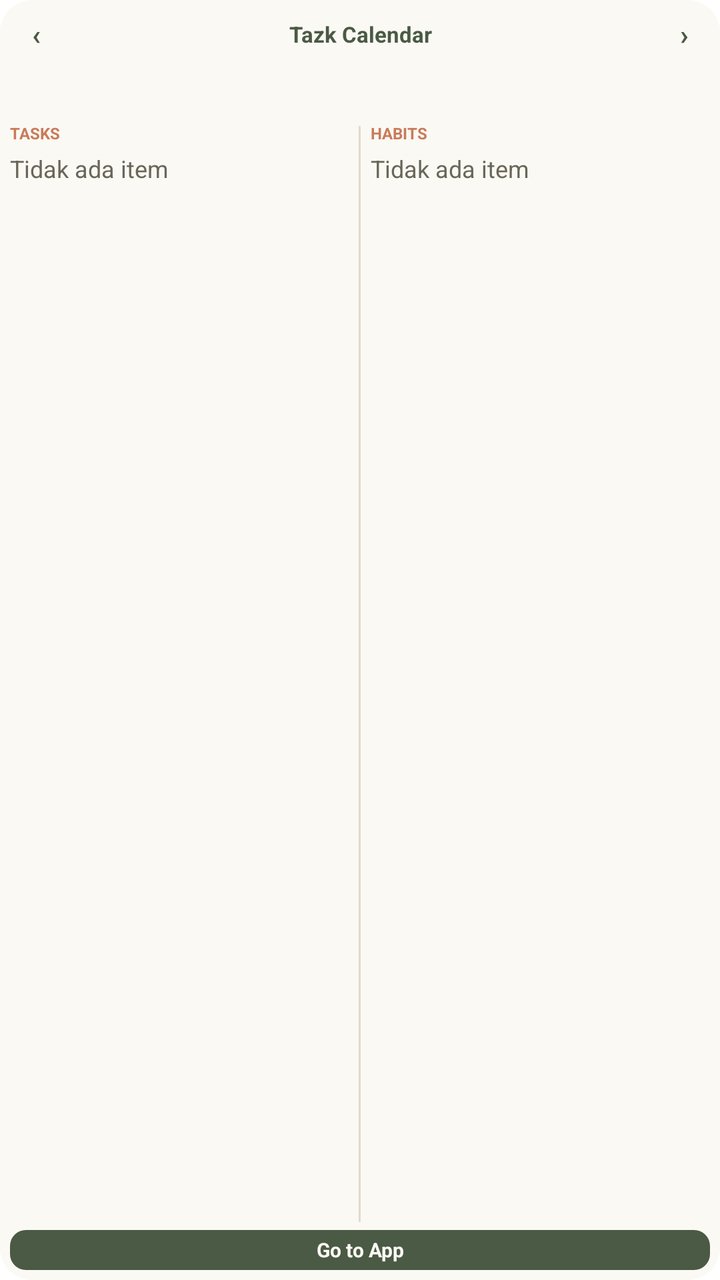
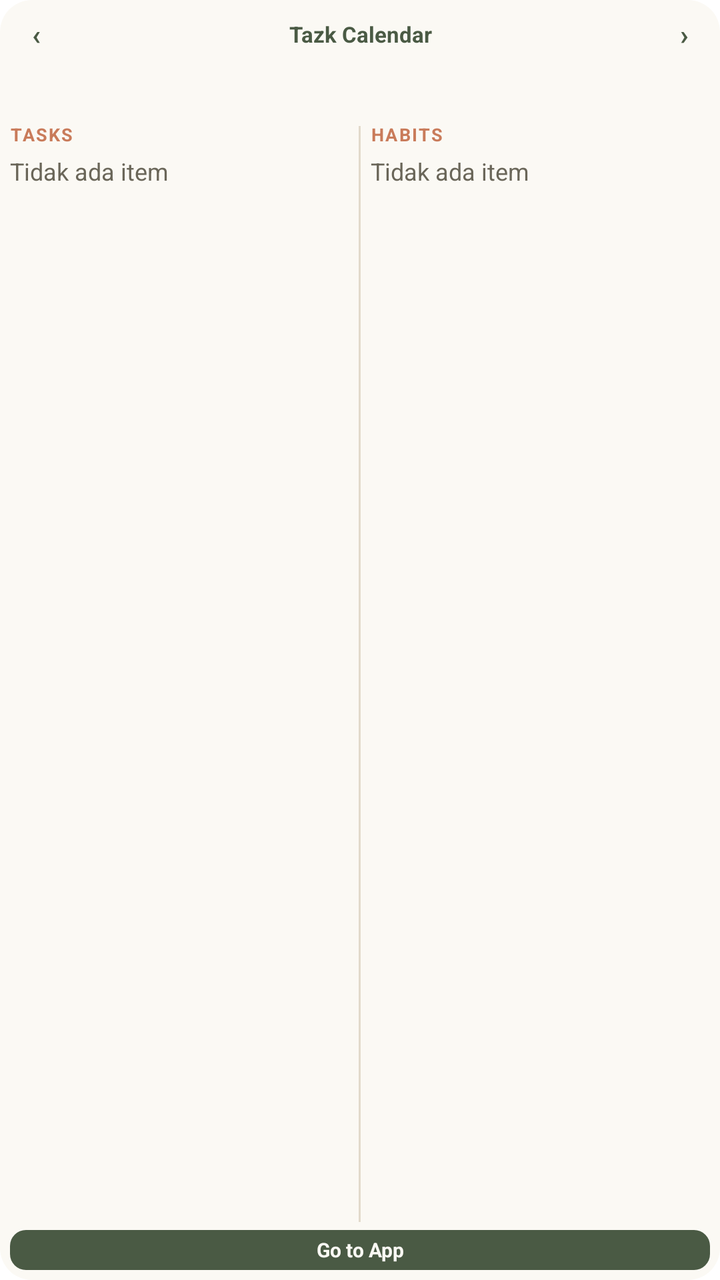

Before-and-after screenshots of an Android layout around one commit, followed by the original layout XML and the change that was made.
<!-- AndroidManifest.xml: fallback theme Theme.MaterialComponents.DayNight.NoActionBar -->
<!-- res/layout/widget_calendar_tasks_habits.xml -->
<?xml version="1.0" encoding="utf-8"?>
<LinearLayout xmlns:android="http://schemas.android.com/apk/res/android"
  android:id="@+id/calendar_widget_container"
  android:layout_width="match_parent"
  android:layout_height="match_parent"
  android:orientation="vertical"
  android:background="@drawable/widget_background"
  android:padding="5dp">

  <LinearLayout
    android:layout_width="match_parent"
    android:layout_height="24dp"
    android:orientation="horizontal"
    android:gravity="center_vertical">
    <TextView
      android:id="@+id/calendar_prev"
      android:layout_width="26dp"
      android:layout_height="20dp"
      android:gravity="center"
      android:text="&#8249;"
      android:textColor="@color/widget_primary"
      android:textSize="14sp"
      android:textStyle="bold" />
    <LinearLayout
      android:layout_width="0dp"
      android:layout_height="wrap_content"
      android:layout_weight="1"
      android:orientation="vertical">
      <TextView
        android:id="@+id/calendar_header"
        android:layout_width="match_parent"
        android:layout_height="wrap_content"
        android:gravity="center"
        android:maxLines="1"
        android:ellipsize="end"
        android:text="Tazk Calendar"
        android:textColor="@color/widget_primary"
        android:textSize="11sp"
        android:textStyle="bold" />
    </LinearLayout>
    <TextView
      android:id="@+id/calendar_next"
      android:layout_width="26dp"
      android:layout_height="20dp"
      android:gravity="center"
      android:text="&#8250;"
      android:textColor="@color/widget_primary"
      android:textSize="14sp"
      android:textStyle="bold" />
  </LinearLayout>

  <LinearLayout
    android:id="@+id/calendar_week_strip"
    android:layout_width="match_parent"
    android:layout_height="30dp"
    android:orientation="horizontal">

    <LinearLayout
      android:id="@+id/calendar_day_cell_0"
      android:layout_width="0dp"
      android:layout_height="30dp"
      android:layout_weight="1"
      android:orientation="vertical"
      android:gravity="center"
      android:background="@drawable/widget_calendar_day_clear">
      <TextView
        android:id="@+id/calendar_day_0_dow"
        android:layout_width="match_parent"
        android:layout_height="wrap_content"
        android:gravity="center"
        android:maxLines="1"
        android:textColor="@color/widget_text_muted"
        android:textSize="8sp"
        android:textStyle="bold" />
      <TextView
        android:id="@+id/calendar_day_0"
        android:layout_width="match_parent"
        android:layout_height="16dp"
        android:gravity="center"
        android:maxLines="1"
        android:textColor="@color/widget_text"
        android:textSize="12sp"
        android:textStyle="bold" />
    </LinearLayout>

    <LinearLayout
      android:id="@+id/calendar_day_cell_1"
      android:layout_width="0dp"
      android:layout_height="30dp"
      android:layout_weight="1"
      android:orientation="vertical"
      android:gravity="center"
      android:background="@drawable/widget_calendar_day_clear">
      <TextView
        android:id="@+id/calendar_day_1_dow"
        android:layout_width="match_parent"
        android:layout_height="wrap_content"
        android:gravity="center"
        android:maxLines="1"
        android:textColor="@color/widget_text_muted"
        android:textSize="8sp"
        android:textStyle="bold" />
      <TextView
        android:id="@+id/calendar_day_1"
        android:layout_width="match_parent"
        android:layout_height="16dp"
        android:gravity="center"
        android:maxLines="1"
        android:textColor="@color/widget_text"
        android:textSize="12sp"
        android:textStyle="bold" />
    </LinearLayout>

    <LinearLayout
      android:id="@+id/calendar_day_cell_2"
      android:layout_width="0dp"
      android:layout_height="30dp"
      android:layout_weight="1"
      android:orientation="vertical"
      android:gravity="center"
      android:background="@drawable/widget_calendar_day_clear">
      <TextView
        android:id="@+id/calendar_day_2_dow"
        android:layout_width="match_parent"
        android:layout_height="wrap_content"
        android:gravity="center"
        android:maxLines="1"
        android:textColor="@color/widget_text_muted"
        android:textSize="8sp"
        android:textStyle="bold" />
      <TextView
        android:id="@+id/calendar_day_2"
        android:layout_width="match_parent"
        android:layout_height="16dp"
        android:gravity="center"
        android:maxLines="1"
        android:textColor="@color/widget_text"
        android:textSize="12sp"
        android:textStyle="bold" />
    </LinearLayout>

    <LinearLayout
      android:id="@+id/calendar_day_cell_3"
      android:layout_width="0dp"
      android:layout_height="30dp"
      android:layout_weight="1"
      android:orientation="vertical"
      android:gravity="center"
      android:background="@drawable/widget_calendar_day_clear">
      <TextView
        android:id="@+id/calendar_day_3_dow"
        android:layout_width="match_parent"
        android:layout_height="wrap_content"
        android:gravity="center"
        android:maxLines="1"
        android:textColor="@color/widget_text_muted"
        android:textSize="8sp"
        android:textStyle="bold" />
      <TextView
        android:id="@+id/calendar_day_3"
        android:layout_width="match_parent"
        android:layout_height="16dp"
        android:gravity="center"
        android:maxLines="1"
        android:textColor="@color/widget_text"
        android:textSize="12sp"
        android:textStyle="bold" />
    </LinearLayout>

    <LinearLayout
      android:id="@+id/calendar_day_cell_4"
      android:layout_width="0dp"
      android:layout_height="30dp"
      android:layout_weight="1"
      android:orientation="vertical"
      android:gravity="center"
      android:background="@drawable/widget_calendar_day_clear">
      <TextView
        android:id="@+id/calendar_day_4_dow"
        android:layout_width="match_parent"
        android:layout_height="wrap_content"
        android:gravity="center"
        android:maxLines="1"
        android:textColor="@color/widget_text_muted"
        android:textSize="8sp"
        android:textStyle="bold" />
      <TextView
        android:id="@+id/calendar_day_4"
        android:layout_width="match_parent"
        android:layout_height="16dp"
        android:gravity="center"
        android:maxLines="1"
        android:textColor="@color/widget_text"
        android:textSize="12sp"
        android:textStyle="bold" />
    </LinearLayout>

    <LinearLayout
      android:id="@+id/calendar_day_cell_5"
      android:layout_width="0dp"
      android:layout_height="30dp"
      android:layout_weight="1"
      android:orientation="vertical"
      android:gravity="center"
      android:background="@drawable/widget_calendar_day_clear">
      <TextView
        android:id="@+id/calendar_day_5_dow"
        android:layout_width="match_parent"
        android:layout_height="wrap_content"
        android:gravity="center"
        android:maxLines="1"
        android:textColor="@color/widget_text_muted"
        android:textSize="8sp"
        android:textStyle="bold" />
      <TextView
        android:id="@+id/calendar_day_5"
        android:layout_width="match_parent"
        android:layout_height="16dp"
        android:gravity="center"
        android:maxLines="1"
        android:textColor="@color/widget_text"
        android:textSize="12sp"
        android:textStyle="bold" />
    </LinearLayout>

    <LinearLayout
      android:id="@+id/calendar_day_cell_6"
      android:layout_width="0dp"
      android:layout_height="30dp"
      android:layout_weight="1"
      android:orientation="vertical"
      android:gravity="center"
      android:background="@drawable/widget_calendar_day_clear">
      <TextView
        android:id="@+id/calendar_day_6_dow"
        android:layout_width="match_parent"
        android:layout_height="wrap_content"
        android:gravity="center"
        android:maxLines="1"
        android:textColor="@color/widget_text_muted"
        android:textSize="8sp"
        android:textStyle="bold" />
      <TextView
        android:id="@+id/calendar_day_6"
        android:layout_width="match_parent"
        android:layout_height="16dp"
        android:gravity="center"
        android:maxLines="1"
        android:textColor="@color/widget_text"
        android:textSize="12sp"
        android:textStyle="bold" />
    </LinearLayout>
  </LinearLayout>

  <LinearLayout
    android:layout_width="match_parent"
    android:layout_height="0dp"
    android:layout_weight="1"
    android:orientation="horizontal"
    android:paddingTop="2dp">

    <LinearLayout
      android:layout_width="0dp"
      android:layout_height="match_parent"
      android:layout_weight="1"
      android:orientation="vertical"
      android:paddingEnd="5dp">
      <TextView
        android:layout_width="wrap_content"
        android:layout_height="wrap_content"
        android:id="@+id/cal_tasks_label" android:text="TASKS"
        android:textColor="@color/widget_label"
        android:textSize="8sp"
        android:textStyle="bold" />
      <FrameLayout
        android:layout_width="match_parent"
        android:layout_height="0dp"
        android:layout_weight="1">
        <ListView
          android:id="@+id/widget_tasks_list"
          android:layout_width="match_parent"
          android:layout_height="match_parent"
          android:divider="@null"
          android:paddingVertical="1dp" />
        <include
          android:id="@+id/widget_tasks_empty_view"
          layout="@layout/widget_empty_state" />
      </FrameLayout>
    </LinearLayout>

    <FrameLayout
      android:id="@+id/cal_col_divider"
      android:layout_width="1dp"
      android:layout_height="match_parent"
      android:layout_marginTop="2dp"
      android:layout_marginBottom="2dp"
      android:background="@color/widget_border" />

    <LinearLayout
      android:layout_width="0dp"
      android:layout_height="match_parent"
      android:layout_weight="1"
      android:orientation="vertical"
      android:paddingStart="5dp">
      <TextView
        android:layout_width="wrap_content"
        android:layout_height="wrap_content"
        android:id="@+id/cal_habits_label" android:text="HABITS"
        android:textColor="@color/widget_label"
        android:textSize="8sp"
        android:textStyle="bold" />
      <FrameLayout
        android:layout_width="match_parent"
        android:layout_height="0dp"
        android:layout_weight="1">
        <ListView
          android:id="@+id/widget_habits_list"
          android:layout_width="match_parent"
          android:layout_height="match_parent"
          android:divider="@null"
          android:paddingVertical="1dp" />
        <include
          android:id="@+id/widget_habits_empty_view"
          layout="@layout/widget_empty_state" />
      </FrameLayout>
    </LinearLayout>
  </LinearLayout>

  <TextView
    android:id="@+id/calendar_go_to_app"
    android:layout_width="match_parent"
    android:layout_height="20dp"
    android:layout_marginTop="2dp"
    android:background="@drawable/widget_go_to_app_button"
    android:gravity="center"
    android:maxLines="1"
    android:text="Go to App"
    android:textColor="@color/widget_on_primary"
    android:textSize="10sp"
    android:textStyle="bold" />
</LinearLayout>
<!-- res/layout/widget_empty_state.xml (included above) -->
<?xml version="1.0" encoding="utf-8"?>
<TextView xmlns:android="http://schemas.android.com/apk/res/android"
    android:id="@+id/widget_empty_text"
    android:layout_width="match_parent"
    android:layout_height="match_parent"
    android:gravity="top|start"
    android:paddingTop="4dp"
    android:text="Tidak ada item"
    android:textColor="@color/widget_text_muted"
    android:textSize="12sp" />
<!-- resources referenced by this layout -->
<resources>
  <color name="widget_border">#E2DACB</color>
  <color name="widget_label">#C97B5A</color>
  <color name="widget_on_primary">#FBF9F4</color>
  <color name="widget_primary">#4A5A44</color>
  <color name="widget_text">#26251F</color>
  <color name="widget_text_muted">#6A6659</color>
  <!-- drawable widget_background (drawable) -->
  <?xml version="1.0" encoding="utf-8"?>
  <shape xmlns:android="http://schemas.android.com/apk/res/android"
      android:shape="rectangle">
      <solid android:color="@color/widget_bg" />
      <corners android:radius="16dp" />
  </shape>
  <!-- drawable widget_calendar_day_clear (drawable) -->
  <?xml version="1.0" encoding="utf-8"?>
  <shape xmlns:android="http://schemas.android.com/apk/res/android"
      android:shape="rectangle">
      <solid android:color="@android:color/transparent" />
      <corners android:radius="8dp" />
  </shape>
  <!-- drawable widget_go_to_app_button (drawable) -->
  <?xml version="1.0" encoding="utf-8"?>
  <shape xmlns:android="http://schemas.android.com/apk/res/android">
      <solid android:color="@color/widget_primary" />
      <corners android:radius="8dp" />
  </shape>
  <color name="widget_bg">#FBF9F4</color>
</resources>

<!-- the commit's change to res/layout/widget_calendar_tasks_habits.xml (unified diff, before → after) -->
@@ -70,7 +70,7 @@
         android:gravity="center"
         android:maxLines="1"
         android:textColor="@color/widget_text_muted"
-        android:textSize="8sp"
+        android:textSize="9sp"
         android:textStyle="bold" />
       <TextView
         android:id="@+id/calendar_day_0"
@@ -98,7 +98,7 @@
         android:gravity="center"
         android:maxLines="1"
         android:textColor="@color/widget_text_muted"
-        android:textSize="8sp"
+        android:textSize="9sp"
         android:textStyle="bold" />
       <TextView
         android:id="@+id/calendar_day_1"
@@ -126,7 +126,7 @@
         android:gravity="center"
         android:maxLines="1"
         android:textColor="@color/widget_text_muted"
-        android:textSize="8sp"
+        android:textSize="9sp"
         android:textStyle="bold" />
       <TextView
         android:id="@+id/calendar_day_2"
@@ -154,7 +154,7 @@
         android:gravity="center"
         android:maxLines="1"
         android:textColor="@color/widget_text_muted"
-        android:textSize="8sp"
+        android:textSize="9sp"
         android:textStyle="bold" />
       <TextView
         android:id="@+id/calendar_day_3"
@@ -182,7 +182,7 @@
         android:gravity="center"
         android:maxLines="1"
         android:textColor="@color/widget_text_muted"
-        android:textSize="8sp"
+        android:textSize="9sp"
         android:textStyle="bold" />
       <TextView
         android:id="@+id/calendar_day_4"
@@ -210,7 +210,7 @@
         android:gravity="center"
         android:maxLines="1"
         android:textColor="@color/widget_text_muted"
-        android:textSize="8sp"
+        android:textSize="9sp"
         android:textStyle="bold" />
       <TextView
         android:id="@+id/calendar_day_5"
@@ -238,7 +238,7 @@
         android:gravity="center"
         android:maxLines="1"
         android:textColor="@color/widget_text_muted"
-        android:textSize="8sp"
+        android:textSize="9sp"
         android:textStyle="bold" />
       <TextView
         android:id="@+id/calendar_day_6"
@@ -270,7 +270,8 @@
         android:layout_height="wrap_content"
         android:id="@+id/cal_tasks_label" android:text="TASKS"
         android:textColor="@color/widget_label"
-        android:textSize="8sp"
+        android:textSize="9sp"
+        android:letterSpacing="0.08"
         android:textStyle="bold" />
       <FrameLayout
         android:layout_width="match_parent"
@@ -307,7 +308,8 @@
         android:layout_height="wrap_content"
         android:id="@+id/cal_habits_label" android:text="HABITS"
         android:textColor="@color/widget_label"
-        android:textSize="8sp"
+        android:textSize="9sp"
+        android:letterSpacing="0.08"
         android:textStyle="bold" />
       <FrameLayout
         android:layout_width="match_parent"
